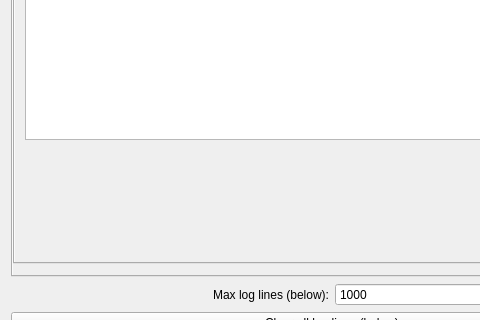
Above: postprocessform.ui from GNSS-Stylist/GNSS-Stylus before the change; both pictures show x 0 to 480 and y 234 to 554 of the 664 by 793 pixel window. Below: the same form after it.
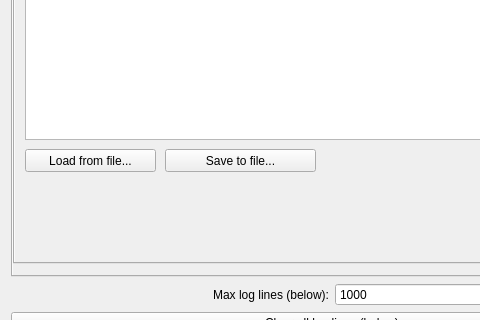
That is the form after the change. The open tabs and pages were chosen to show the change.

Commit message: PostProcessingForm: Add loading/saving of "operations"

What changed in the file:
```diff
--- a/postprocessform.ui
+++ b/postprocessform.ui
@@ -2697,6 +2697,32 @@
           <bool>true</bool>
          </property>
         </widget>
+        <widget class="QPushButton" name="pushButton_Lidar_OperationsBeforeRotation_Load">
+         <property name="geometry">
+          <rect>
+           <x>10</x>
+           <y>310</y>
+           <width>131</width>
+           <height>23</height>
+          </rect>
+         </property>
+         <property name="text">
+          <string>Load from file...</string>
+         </property>
+        </widget>
+        <widget class="QPushButton" name="pushButton_Lidar_OperationsBeforeRotation_Save">
+         <property name="geometry">
+          <rect>
+           <x>150</x>
+           <y>310</y>
+           <width>151</width>
+           <height>23</height>
+          </rect>
+         </property>
+         <property name="text">
+          <string>Save to file...</string>
+         </property>
+        </widget>
        </widget>
        <widget class="QWidget" name="tab_Lidar_OperationsAfterRotation">
         <property name="autoFillBackground">
```
Left out of the diff: 56 changed lines with no effect on the pictures. The commit also changes 2 other files.
